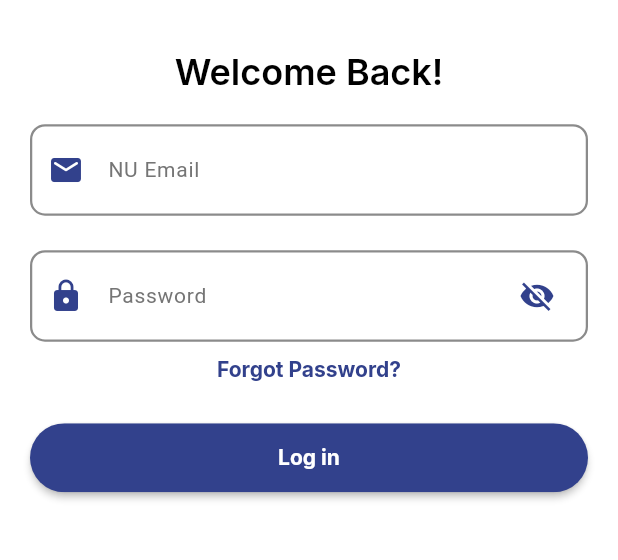
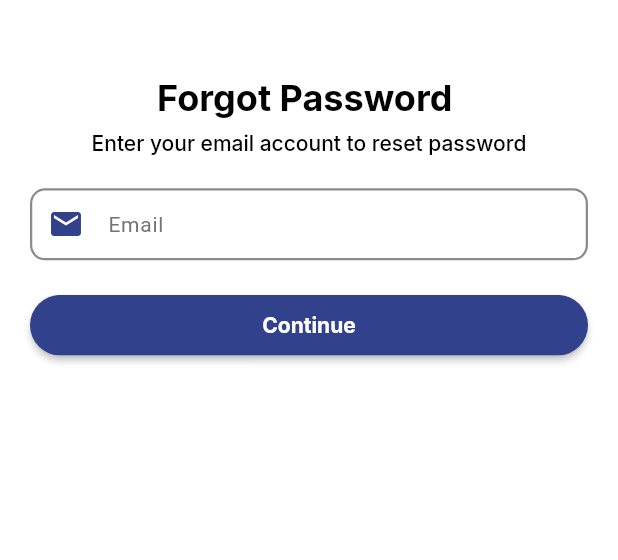
Before and after one commit to johndarrel29/NUSpace_mobile, a Flutter app: the LoginScreen screen opened by its route, after a tap on "Forgot Password?", on a phone screen of 412 x 824 dp, the part 65-625 px from its top. Run offline on Flutter 3.47's test engine with Material 3 defaults, Android fonts, the phone set to English and light mode, and no system bars; our stand-ins replace connectivity_plus, firebase_core, firebase_messaging, flutter_dotenv, flutter_screenutil, flutter_secure_storage and 2 more; accounts and stored records are empty.

Commit message:
Version 1.0.5
New patch
1.  added checkEmailScreen
2.  added forgotpassword screen
3. flow of forgot password
- forgot password -> checkEmail -> resetpassword
4. Added delayed before going to landingScreen..to close keyboard para maiwasan yung pagsira ng UI
5. cleaned some files

to do:
1. add push notification in notification service
2. interest screen
3.. homescreen

```diff
--- a/nuspace_app/lib/main.dart
+++ b/nuspace_app/lib/main.dart
@@ -6,7 +6,9 @@
 import 'package:flutter_screenutil/flutter_screenutil.dart';
 import 'package:nuspace_app/constants.dart';
 import 'package:nuspace_app/firebase_options.dart';
+import 'package:nuspace_app/screens/checkemailscreen.dart';
 import 'package:nuspace_app/screens/emailverificationscreen.dart';
+import 'package:nuspace_app/screens/forgotpasswordscreen.dart';
 import 'package:nuspace_app/screens/homescreen.dart';
 import 'package:nuspace_app/screens/interestscreen.dart';
 import 'package:nuspace_app/screens/landing_screen.dart';
@@ -70,6 +72,7 @@
             '/registerAccountScreen': (context) => const RegisterScreen(),
             '/interestScreen': (context) => const InterestScreen(),
             '/homeScreen': (context) => const HomeScreen(),
+            '/checkEmailScreen': (context) => const CheckEmailScreen(),
           },
           onGenerateRoute: (settings) {
             //routes that needs arguments
@@ -80,6 +83,11 @@
                   builder: (_) => EmailVerificationScreen(email: email),
                 );
 
+              case '/forgotPasswordScreen':
+                final email = settings.arguments as String?;
+                return MaterialPageRoute(
+                  builder: (_) => ForgotPasswordScreen(email: email),
+                );
               default:
                 return null;
             }
--- /dev/null
+++ b/nuspace_app/lib/screens/checkemailscreen.dart
@@ -0,0 +1,224 @@
+import 'dart:async';
+import 'dart:convert';
+
+import 'package:flutter/material.dart';
+import 'package:flutter_screenutil/flutter_screenutil.dart';
+import 'package:nuspace_app/config/config.dart';
+import 'package:nuspace_app/constants.dart';
+import 'package:nuspace_app/widgets/custombutton.dart';
+import 'package:nuspace_app/widgets/customfont.dart';
+import 'package:nuspace_app/widgets/customtextformfield.dart';
+import 'package:provider/provider.dart';
+import 'package:http/http.dart' as http;
+
+import '../services/connectivity_service.dart';
+import '../utils/internalserverdialog.dart';
+import '../widgets/snackbarhelper.dart';
+
+class CheckEmailScreen extends StatefulWidget {
+  const CheckEmailScreen({super.key});
+
+  @override
+  State<CheckEmailScreen> createState() => _CheckEmailScreenState();
+}
+
+class _CheckEmailScreenState extends State<CheckEmailScreen> {
+  final TextEditingController _emailController = TextEditingController();
+  final _formKey = GlobalKey<FormState>();
+  bool _isLoading = false;
+  String? _errormessage;
+
+  late ConnectivityService connectivityService;
+
+  @override
+  void initState() {
+    super.initState();
+    connectivityService = Provider.of<ConnectivityService>(
+      context,
+      listen: false,
+    );
+  }
+
+  @override
+  void dispose() {
+    _emailController.dispose();
+    super.dispose();
+  }
+
+  Future<void> _checkEmail() async {
+    if (_isLoading) return;
+
+    //check for internet connection
+    if (!connectivityService.isConnected) {
+      print("No Internet Connection");
+      SnackbarHelper.showConnectivityStatus(false);
+      setState(() => _isLoading = false);
+      return;
+    }
+
+    if (_formKey.currentState!.validate()) {
+      setState(() {
+        _errormessage = null;
+        _isLoading = true;
+      });
+
+      try {
+        final response = await http
+            .post(
+              Uri.parse('${AppConfig.baseUrl}/api/auth/check-email'),
+              headers: {'Content-Type': 'application/json'},
+              body: jsonEncode({
+                "email": _emailController.text.trim(),
+                "platform": "mobile",
+              }),
+            )
+            .timeout(Duration(seconds: 20));
+
+        final responseData = jsonDecode(response.body);
+
+        if (response.statusCode == 200 && responseData['success'] == true) {
+          print('Email found! ${responseData['message']}');
+          SnackbarHelper.showSnackbar(
+            '${responseData['message']}',
+            backgroundColor: Colors.green,
+          );
+
+          if (mounted) {
+            Navigator.of(context).pushNamed(
+              '/forgotPasswordScreen',
+              arguments: responseData['email'],
+            );
+          }
+        } else {
+          print(
+            "error in finding email: ${responseData['message']} and Errors: ${responseData['error']}",
+          );
+          setState(() {
+            _errormessage = responseData['message'] ?? 'Internal Server Error';
+          });
+        }
+      } on TimeoutException {
+        // Handle Timeout (Server Down)
+        print("Server Timeout! Navigating to Internal Server Error screen.");
+        if (mounted) {
+          showDialog(
+            context: context,
+            barrierDismissible: false,
+            builder: (_) => const InternalServerDialog(),
+          );
+        }
+      } catch (e, stackTrace) {
+        SnackbarHelper.showSnackbar(
+          "An error occurred. Please try again.",
+          backgroundColor: Colors.red,
+        );
+        print("Error in login $e");
+        print("stacktrace: $stackTrace");
+      } finally {
+        if (mounted) {
+          setState(() {
+            _isLoading = false;
+          });
+        }
+      }
+    }
+  }
+
+  @override
+  Widget build(BuildContext context) {
+    return GestureDetector(
+      onTap: () => FocusScope.of(context).unfocus(),
+      child: Scaffold(
+        backgroundColor: whitetheme,
+        appBar: AppBar(
+          centerTitle: true,
+          scrolledUnderElevation: 0,
+          backgroundColor: whitetheme,
+          title: FittedBox(
+            fit: BoxFit.scaleDown,
+            child: Row(
+              mainAxisSize: MainAxisSize.min,
+              children: [
+                Image.asset(
+                  "assets/images/nuspace_whitelogo.png",
+                  color: nuBlue,
+                  height: 30.r,
+                  width: 30.r,
+                ),
+                SizedBox(width: 5.w),
+                CustomFont(
+                  text: "NU\nSpace",
+                  fontSize: 14.r,
+                  color: nuBlue,
+                  useGoogleFont: false,
+                  fontFamily: 'ClanOT',
+                  fontWeight: FontWeight.bold,
+                ),
+              ],
+            ),
+          ),
+        ),
+        body: Padding(
+          padding: EdgeInsets.symmetric(horizontal: 20.w, vertical: 20.h),
+          child: Form(
+            key: _formKey,
+            child: Column(
+              crossAxisAlignment: CrossAxisAlignment.center,
+              children: [
+                SizedBox(height: 15.h),
+                Center(
+                  child: CustomFont(
+                    text: "Forgot Password ",
+                    fontSize: 24.r,
+                    fontWeight: FontWeight.bold,
+                  ),
+                ),
+                SizedBox(height: 10.h),
+                CustomFont(
+                  text: "Enter your email account to reset password",
+                  fontSize: 14.r,
+                  fontWeight: FontWeight.w500,
+                ),
+
+                SizedBox(height: 20.h),
+                CustomTextFormField(
+                  labelText: "Email",
+                  hintText: "Enter your email",
+                  controller: _emailController,
+                  height: 10.h,
+                  width: 20.w,
+                  prefixIcon: Icons.email,
+                  validator: (value) {
+                    if (value == null || value.isEmpty) {
+                      return "Please enter your email";
+                    }
+                    return null;
+                  },
+                ),
+                SizedBox(height: 20.h),
+                if (_errormessage != null) ...[
+                  CustomFont(
+                    text: _errormessage!,
+                    fontSize: 14.r,
+                    color: Colors.red,
+                    fontWeight: FontWeight.bold,
+                  ),
+                  SizedBox(height: 25.h),
+                ],
+
+                CustomButton(
+                  text: "Continue",
+                  height: 35.h,
+                  fontSize: 14.r,
+                  fontweight: FontWeight.bold,
+                  isLoading: _isLoading,
+                  onPressed: _checkEmail,
+                ),
+              ],
+            ),
+          ),
+        ),
+      ),
+    );
+  }
+}
--- a/nuspace_app/lib/screens/landing_screen.dart
+++ b/nuspace_app/lib/screens/landing_screen.dart
@@ -3,7 +3,6 @@ import 'dart:async';
 import 'package:flutter/material.dart';
 import 'package:flutter_screenutil/flutter_screenutil.dart';
 import 'package:nuspace_app/constants.dart';
-import 'package:nuspace_app/screens/loginscreen.dart';
 import 'package:nuspace_app/services/connectivity_service.dart';
 import 'package:nuspace_app/services/notification_service.dart';
 import 'package:nuspace_app/widgets/custombutton.dart';
--- a/nuspace_app/lib/screens/loginscreen.dart
+++ b/nuspace_app/lib/screens/loginscreen.dart
@@ -29,7 +29,6 @@ class _LoginScreenState extends State<LoginScreen> {
   final TextEditingController _passwordController = TextEditingController();
   final _formKey = GlobalKey<FormState>();
   bool _isLoading = false;
-  bool _navigateForgotPassword = false;
   String? _errormessage;
 
   final storage = FlutterSecureStorage();
@@ -54,10 +53,6 @@ class _LoginScreenState extends State<LoginScreen> {
 
   Future<void> _login() async {
     if (_isLoading) return;
-
-    setState(() {
-      _isLoading = true;
-    });
 
     //check for internet connection
     if (!connectivityService.isConnected) {
@@ -220,7 +215,25 @@ class _LoginScreenState extends State<LoginScreen> {
     }
   }
 
-  Future<void> _ForgotPassword() async {}
+  Future<void> _forgotPassword() async {
+    //check for internet connection
+    if (!connectivityService.isConnected) {
+      print("No Internet Connection");
+      SnackbarHelper.showConnectivityStatus(connectivityService.isConnected);
+      return;
+    }
+
+    try {
+      if (mounted) {
+        Navigator.of(context).pushNamed('/checkEmailScreen');
+      }
+
+      print("Going to checkemail first before change password");
+    } catch (e, stackTrace) {
+      print("An error has occured in navigating to check email screen: $e");
+      print("Stacktrace: $stackTrace");
+    }
+  }
 
   @override
   Widget build(BuildContext context) {
@@ -231,8 +244,15 @@ class _LoginScreenState extends State<LoginScreen> {
         appBar: AppBar(
           centerTitle: true,
           leading: IconButton(
-            onPressed: () {
-              Navigator.of(context).pop();
+            onPressed: () async {
+              FocusScope.of(context).unfocus(); // First dismiss keyboard
+              await Future.delayed(
+                const Duration(milliseconds: 300), //change to 500 if want
+              ); // Wait for keyboard to fully close
+
+              if (context.mounted) {
+                Navigator.of(context).pop();
+              }
             },
             icon: Icon(Icons.arrow_back, size: 24.r),
           ),
@@ -309,10 +329,7 @@ class _LoginScreenState extends State<LoginScreen> {
                 ),
                 SizedBox(height: 10.h),
                 GestureDetector(
-                  onTap: () {
-                    //logic for going to forgot password
-                    print("Forgot password");
-                  },
+                  onTap: _forgotPassword,
                   child: CustomFont(
                     text: "Forgot Password?",
                     fontSize: 14.r,
--- a/nuspace_app/lib/services/notification_service.dart
+++ b/nuspace_app/lib/services/notification_service.dart
@@ -1,5 +1,4 @@
 import 'dart:convert';
-import 'dart:io';
 
 import 'package:firebase_core/firebase_core.dart';
 import 'package:firebase_messaging/firebase_messaging.dart';
--- a/nuspace_app/lib/widgets/customtextformfield.dart
+++ b/nuspace_app/lib/widgets/customtextformfield.dart
@@ -25,11 +25,11 @@ class CustomTextFormField extends StatefulWidget {
 
   CustomTextFormField({
     super.key,
+    required this.labelText,
     required this.hintText,
     required this.controller,
     required this.height, //minimum height ay 10 & width
     required this.width,
-    required this.labelText,
     this.validator,
     this.keyboardType =
         TextInputType.text, //nacocostumize yung keyboard depende sa need
```
Also changed, not shown: nuspace_app/lib/screens/emailverificationscreen.dart (+42 -13 lines), nuspace_app/lib/screens/forgotpasswordscreen.dart (added, +253 -0 lines), nuspace_app/lib/screens/homescreen.dart (added, +24 -0 lines), nuspace_app/lib/screens/interestscreen.dart (added, +21 -0 lines), nuspace_app/lib/screens/registerscreen.dart (+9 -2 lines).
